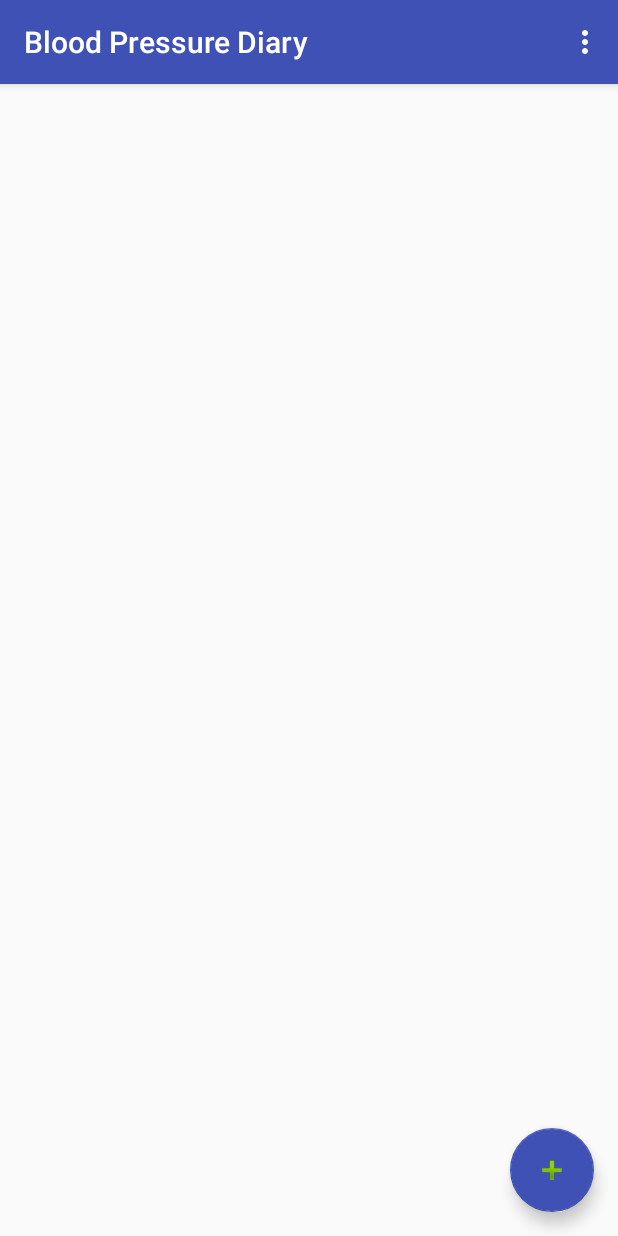
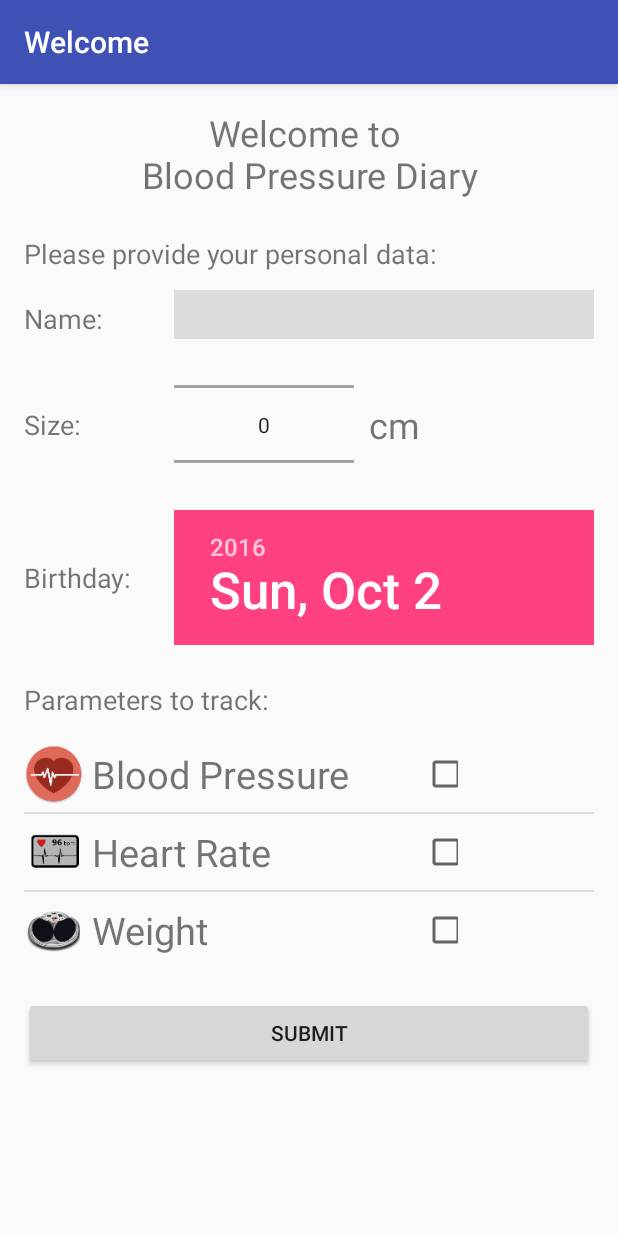
Before and after one commit to jzt-Tesla/BloodPressureDiary, an Android app: the screen it shows after launch (MainViewActivity before the commit, WelcomeScreenActivity after it), on a phone screen of 412 x 824 dp. Run offline under Robolectric (Android 15) with nearby library versions, the phone set to English and light mode, and no system bars.

Commit message:
first steps to implementing the welcome screen

```diff
--- a/app/src/main/java/de/asteromania/groehl/bloodpressurediary/database/DatabaseService.java
+++ b/app/src/main/java/de/asteromania/groehl/bloodpressurediary/database/DatabaseService.java
@@ -18,7 +18,7 @@ public final class DatabaseService {
     public DatabaseService(Context context)
     {
         dataItemDatabaseAccess = new DataItemSqLiteDatabase(context);
-        userDatabaseAccess = new UserDatabaseAccessDummyImpl();
+        userDatabaseAccess = new UserDatabaseFileImplementation(context);
     }
 
     public DataItemDatabaseAccess getDataItemDatabaseAccess()
@@ -26,7 +26,7 @@ public final class DatabaseService {
        return dataItemDatabaseAccess;
     }
 
-    public  UserDatabaseAccess getUserDataAccess()
+    public UserDatabaseAccess getUserDataAccess()
     {
         return userDatabaseAccess;
     }
--- /dev/null
+++ b/app/src/main/java/de/asteromania/groehl/bloodpressurediary/database/FileService.java
@@ -0,0 +1,52 @@
+package de.asteromania.groehl.bloodpressurediary.database;
+
+import android.content.Context;
+import android.util.Log;
+
+import java.io.BufferedReader;
+import java.io.FileOutputStream;
+import java.io.InputStreamReader;
+
+/**
+ * Created by jgroehl on 02.10.16.
+ */
+public class FileService {
+
+    private static final String TAG = "FileService";
+
+    public static String readFromFile(String filename, Context context)
+    {
+        String result = "";
+        BufferedReader reader;
+        try
+        {
+            reader = new BufferedReader(new InputStreamReader(context.openFileInput(filename)));
+            String line;
+            while((line = reader.readLine()) !=null)
+            {
+                result += line;
+            }
+            return result;
+        }
+        catch (Exception e)
+        {
+            Log.w(TAG, e.getMessage());
+            return null;
+        }
+
+    }
+
+    public static boolean writeToFile(String filename, String content, Context context)
+    {
+        FileOutputStream outputStream;
+        try {
+            outputStream = context.openFileOutput(filename, Context.MODE_PRIVATE);
+            outputStream.write(content.getBytes());
+            outputStream.close();
+            return true;
+        } catch (Exception e) {
+            Log.w(TAG, e.getMessage());
+            return false;
+        }
+    }
+}
--- a/app/src/main/java/de/asteromania/groehl/bloodpressurediary/database/UserDatabaseAccess.java
+++ b/app/src/main/java/de/asteromania/groehl/bloodpressurediary/database/UserDatabaseAccess.java
@@ -52,17 +52,7 @@ public interface UserDatabaseAccess
      */
     void setTrackedValues(List<DataItemType> trackedValues);
 
-    /**
-     *
-     * @param dataItemType
-     * @return
-     */
-    double getCurrentFloatingMean(DataItemType dataItemType);
+    String getName();
 
-    /**
-     *
-     * @param dataItemType
-     * @param floatingMean
-     */
-    void setCurrentFloatingMean(DataItemType dataItemType, double floatingMean);
+    void setName(String name);
 }
--- a/app/src/main/java/de/asteromania/groehl/bloodpressurediary/database/UserDatabaseAccessDummyImpl.java
+++ b/app/src/main/java/de/asteromania/groehl/bloodpressurediary/database/UserDatabaseAccessDummyImpl.java
@@ -57,12 +57,12 @@ public class UserDatabaseAccessDummyImpl implements UserDatabaseAccess
     }
 
     @Override
-    public double getCurrentFloatingMean(DataItemType dataItemType) {
-        return 130;
+    public String getName() {
+        return "Max Mustermann";
     }
 
     @Override
-    public void setCurrentFloatingMean(DataItemType dataItemType, double floatingMean) {
+    public void setName(String name) {
 
     }
 }
--- /dev/null
+++ b/app/src/main/java/de/asteromania/groehl/bloodpressurediary/database/UserDatabaseFileImplementation.java
@@ -0,0 +1,110 @@
+package de.asteromania.groehl.bloodpressurediary.database;
+
+import android.content.Context;
+
+import java.io.File;
+import java.util.ArrayList;
+import java.util.Date;
+import java.util.List;
+
+import de.asteromania.groehl.bloodpressurediary.domain.DataItemType;
+
+/**
+ * Created by jgroehl on 02.10.16.
+ */
+
+public class UserDatabaseFileImplementation implements UserDatabaseAccess {
+
+    private static String FILE_HEIGHT = "firstLogin";
+    private static String FILE_BIRTHDATE = "firstLogin";
+    private static String FILE_NAME = "firstLogin";
+    private static String FILE_TRACKED_VALUES = "trackedValues";
+    private static String SEPARATOR_TRACKED_VALUE = ",";
+
+    private Context context;
+
+    public UserDatabaseFileImplementation(Context context)
+    {
+        this.context = context;
+    }
+
+
+    @Override
+    public boolean dataAvailable() {
+        String result = FileService.readFromFile(FILE_TRACKED_VALUES, context);
+        return result != null;
+    }
+
+    @Override
+    public double getHeight() {
+        String result = FileService.readFromFile(FILE_HEIGHT, context);
+        if(result!=null)
+            return Double.valueOf(result);
+        else
+            return -1;
+    }
+
+    @Override
+    public void setHeight(double height) {
+        FileService.writeToFile(FILE_HEIGHT, String.valueOf(height), context);
+    }
+
+    @Override
+    public Date getBirthdate() {
+        String result = FileService.readFromFile(FILE_HEIGHT, context);
+        if(result!=null)
+            return new Date(Long.valueOf(result));
+        else
+            return new Date();
+    }
+
+    @Override
+    public void setBirthdate(Date birthdate)
+    {
+        FileService.writeToFile(FILE_BIRTHDATE, String.valueOf(birthdate.getTime()), context);
+    }
+
+    @Override
+    public List<DataItemType> getTrackedValues()
+    {
+        String result = FileService.readFromFile(FILE_TRACKED_VALUES, context);
+        if(result!=null)
+        {
+            ArrayList<DataItemType> resultList = new ArrayList<>();
+            for(String s : result.split(SEPARATOR_TRACKED_VALUE))
+            {
+                if(!s.isEmpty())
+                resultList.add(DataItemType.valueOf(s));
+            }
+            return resultList;
+        }
+        else
+            return new ArrayList<>();
+    }
+
+    @Override
+    public void setTrackedValues(List<DataItemType> trackedValues)
+    {
+        String trackedValuesFileContent = "";
+        for(DataItemType type : trackedValues)
+            trackedValuesFileContent+=type.toString()+SEPARATOR_TRACKED_VALUE;
+
+        FileService.writeToFile(FILE_TRACKED_VALUES, trackedValuesFileContent, context);
+    }
+
+    @Override
+    public String getName()
+    {
+        String result = FileService.readFromFile(FILE_HEIGHT, context);
+        if(result!=null)
+            return result;
+        else
+            return "";
+    }
+
+    @Override
+    public void setName(String name)
+    {
+        FileService.writeToFile(FILE_NAME, String.valueOf(name), context);
+    }
+}
--- /dev/null
+++ b/app/src/main/java/de/asteromania/groehl/bloodpressurediary/layout/ChoseDataTypeListAdapter.java
@@ -0,0 +1,112 @@
+package de.asteromania.groehl.bloodpressurediary.layout;
+
+import android.app.Activity;
+import android.content.Context;
+import android.util.Log;
+import android.view.LayoutInflater;
+import android.view.View;
+import android.view.ViewGroup;
+import android.widget.BaseAdapter;
+import android.widget.CheckBox;
+import android.widget.ImageView;
+import android.widget.TextView;
+
+import java.util.ArrayList;
+import java.util.List;
+
+import de.asteromania.groehl.bloodpressurediary.R;
+import de.asteromania.groehl.bloodpressurediary.domain.DataItem;
+import de.asteromania.groehl.bloodpressurediary.domain.DataItemType;
+
+/**
+ * Created by jgroehl on 18.09.16.
+ */
+public class ChoseDataTypeListAdapter extends BaseAdapter
+{
+    private static final String TAG = "DataTypeListAdapter";
+    private static LayoutInflater inflater=null;
+
+    private ArrayList<DataItemType> selectedDataItems;
+    private final int size = DataItemType.values().length - 1;
+    private Context context;
+
+    public ChoseDataTypeListAdapter(Activity context)
+    {
+
+        this.selectedDataItems = new ArrayList<>();
+
+        inflater = ( LayoutInflater )context.
+                getSystemService(Context.LAYOUT_INFLATER_SERVICE);
+
+        this.context = context;
+    }
+
+    @Override
+    public int getCount()
+    {
+        return size;
+    }
+
+    @Override
+    public DataItemType getItem(int position)
+    {
+        return DataItemType.values()[position+1];
+    }
+
+    @Override
+    public long getItemId(int position)
+    {
+        return position;
+    }
+
+    @Override
+    public View getView(final int position, final View convertView, ViewGroup parent) {
+        Log.i(TAG, "Called getView");
+        View rowView;
+        rowView = inflater.inflate(R.layout.list_layout_chose_data_types, null);
+        TextView typeName =(TextView) rowView.findViewById(R.id.textViewDataItemTypeName);
+        ImageView typeIcon = (ImageView) rowView.findViewById(R.id.imageViewTypeIconSelect);
+
+        int textId = getItem(position).getText();
+        if(position==0)
+            textId = R.string.dataTypeBloodPressure;
+
+        typeName.setText(textId);
+        typeIcon.setImageResource(getItem(position).getTypeIcon());
+
+        final CheckBox cb = (CheckBox) rowView.findViewById(R.id.checkboxTrackDataItemType);
+
+        cb.setOnClickListener(new View.OnClickListener()
+        {
+            @Override
+            public void onClick(View v)
+            {
+                updateSelectedDataItems(getItem(position), cb);
+            }
+        });
+
+        rowView.setOnClickListener(new View.OnClickListener()
+        {
+            @Override
+            public void onClick(View v)
+            {
+                cb.setChecked(!cb.isChecked());
+                updateSelectedDataItems(getItem(position), cb);
+            }
+        });
+        return rowView;
+    }
+
+    private void updateSelectedDataItems(DataItemType type, CheckBox cb) {
+        if(cb.isChecked() && !selectedDataItems.contains(type))
+            selectedDataItems.add(type);
+        else if(!cb.isChecked() && selectedDataItems.contains(type))
+            selectedDataItems.remove(type);
+    }
+
+    public List<DataItemType> getSelectedDataItems()
+    {
+        return  selectedDataItems;
+    }
+
+}
--- a/app/src/main/java/de/asteromania/groehl/bloodpressurediary/layout/DataItemListAdapter.java
+++ b/app/src/main/java/de/asteromania/groehl/bloodpressurediary/layout/DataItemListAdapter.java
@@ -60,7 +60,7 @@ public class DataItemListAdapter extends BaseAdapter
     public View getView(final int position, final View convertView, ViewGroup parent) {
         Log.i(TAG, "Called getView");
         View rowView;
-        rowView = inflater.inflate(R.layout.layout_data_item, null);
+        rowView = inflater.inflate(R.layout.list_layout_mean_data_item, null);
         TextView text =(TextView) rowView.findViewById(R.id.textViewDataItemText);
         TextView value =(TextView) rowView.findViewById(R.id.textViewDataItemValue);
         ImageView trendIcon=(ImageView) rowView.findViewById(R.id.imageViewTrend);
--- a/app/src/main/java/de/asteromania/groehl/bloodpressurediary/views/WelcomeScreenActivity.java
+++ b/app/src/main/java/de/asteromania/groehl/bloodpressurediary/views/WelcomeScreenActivity.java
@@ -2,8 +2,11 @@ package de.asteromania.groehl.bloodpressurediary.views;
 
 import android.support.v7.app.AppCompatActivity;
 import android.os.Bundle;
+import android.widget.ListView;
 
 import de.asteromania.groehl.bloodpressurediary.R;
+import de.asteromania.groehl.bloodpressurediary.layout.ChoseDataTypeListAdapter;
+import de.asteromania.groehl.bloodpressurediary.layout.DataItemListAdapter;
 
 public class WelcomeScreenActivity extends AppCompatActivity {
 
@@ -11,5 +14,13 @@ public class WelcomeScreenActivity extends AppCompatActivity {
     protected void onCreate(Bundle savedInstanceState) {
         super.onCreate(savedInstanceState);
         setContentView(R.layout.activity_welcome_screen);
+        setupView();
+    }
+
+    private void setupView() {
+        ListView lv=(ListView) findViewById(R.id.listViewChoseTrackedItems);
+        final ChoseDataTypeListAdapter listAdapter = new ChoseDataTypeListAdapter(this);
+        lv.setAdapter(listAdapter);
+
     }
 }
--- a/app/src/main/res/layout/activity_welcome_screen.xml
+++ b/app/src/main/res/layout/activity_welcome_screen.xml
@@ -7,4 +7,114 @@
     android:paddingRight="@dimen/activity_horizontal_margin"
     android:paddingTop="@dimen/activity_vertical_margin">
 
+    <LinearLayout
+        android:layout_width="match_parent"
+        android:layout_height="wrap_content"
+        android:orientation="vertical">
+
+        <TextView
+            android:layout_width="match_parent"
+            android:layout_height="wrap_content"
+            android:textSize="@dimen/largeTextSize"
+            android:gravity="center"
+            android:text="@string/welcomeText"
+            android:layout_marginBottom="24sp"/>
+
+        <TextView
+            android:layout_width="match_parent"
+            android:layout_height="wrap_content"
+            android:textSize="@dimen/normalTextSize"
+            android:text="@string/enterPersonalData"
+            android:layout_marginBottom="12sp"/>
+
+        <LinearLayout
+            android:layout_width="match_parent"
+            android:layout_height="wrap_content"
+            android:orientation="horizontal"
+            android:layout_marginBottom="12sp">
+            <TextView
+                android:layout_width="@dimen/welcomeLeftLabel"
+                android:layout_height="wrap_content"
+                android:textSize="@dimen/normalTextSize"
+                android:text="@string/name"/>
+
+            <EditText
+            android:layout_width="match_parent"
+            android:layout_height="wrap_content"
+            android:inputType="textPersonName"
+                android:background="@color/colorGray"
+                android:textSize="@dimen/largeTextSize"
+            android:ems="10"
+            android:id="@+id/editTextPersonName" />
+        </LinearLayout>
+
+        <LinearLayout
+            android:layout_width="match_parent"
+            android:layout_height="wrap_content"
+            android:orientation="horizontal"
+            android:gravity="center_vertical"
+            android:layout_marginBottom="12sp">
+            <TextView
+                android:layout_width="@dimen/welcomeLeftLabel"
+                android:layout_height="wrap_content"
+                android:textSize="@dimen/normalTextSize"
+                android:text="@string/size"/>
+
+            <NumberPicker
+                android:layout_width="120sp"
+                android:layout_height="90sp"
+                android:ems="10"
+                android:id="@+id/numberPickerCentimeters" />
+
+            <TextView
+                android:layout_width="80sp"
+                android:layout_height="wrap_content"
+                android:layout_marginLeft="10sp"
+                android:layout_marginStart="10sp"
+                android:textSize="@dimen/largeTextSize"
+                android:text="@string/unit_height"/>
+        </LinearLayout>
+
+        <LinearLayout
+            android:layout_width="match_parent"
+            android:layout_height="wrap_content"
+            android:orientation="horizontal"
+            android:gravity="center_vertical"
+            android:layout_marginBottom="24sp">
+            <TextView
+                android:layout_width="@dimen/welcomeLeftLabel"
+                android:layout_height="wrap_content"
+                android:textSize="@dimen/normalTextSize"
+                android:text="@string/birthday"/>
+
+            <DatePicker
+                android:layout_width="match_parent"
+                android:layout_height="90sp"
+                android:calendarViewShown="false"
+                android:ems="10"
+                android:id="@+id/datePickerBirthday" />
+        </LinearLayout>
+
+        <TextView
+            android:layout_width="match_parent"
+            android:layout_height="wrap_content"
+            android:textSize="@dimen/normalTextSize"
+            android:text="@string/valuesToTrack"
+
+            android:layout_marginBottom="12sp"/>
+
+        <ListView
+            android:layout_width="match_parent"
+            android:layout_height="150sp"
+            android:id="@+id/listViewChoseTrackedItems"
+            android:layout_marginBottom="24sp"/>
+
+        <Button
+            android:text="@string/action_submit"
+            android:layout_width="match_parent"
+            android:layout_height="wrap_content"
+            android:id="@+id/buttonSubmitData" />
+
+    </LinearLayout>
+
 </ScrollView>
--- /dev/null
+++ b/app/src/main/res/layout/list_layout_chose_data_types.xml
@@ -0,0 +1,36 @@
+<?xml version="1.0" encoding="utf-8"?>
+<LinearLayout xmlns:android="http://schemas.android.com/apk/res/android"
+    android:layout_width="match_parent"
+    android:layout_height="match_parent"
+    android:orientation="horizontal"
+    android:clickable="true"
+    android:paddingTop="5sp"
+    android:paddingBottom="5sp">
+
+    <ImageView
+        android:id="@+id/imageViewTypeIconSelect"
+        android:contentDescription="@string/imageViewTrend"
+        android:layout_gravity="center"
+        android:layout_width="40sp"
+        android:layout_height="40sp"
+        android:layout_marginRight="5sp"
+        android:layout_marginEnd="5sp"
+        android:src="@mipmap/ic_launcher" />
+
+    <TextView
+        android:id="@+id/textViewDataItemTypeName"
+        android:layout_gravity="center"
+        android:layout_width="220sp"
+        android:layout_height="wrap_content"
+        android:textSize="25sp"
+        android:text="@string/oops"
+        />
+
+    <CheckBox
+        android:id="@+id/checkboxTrackDataItemType"
+        android:layout_gravity="center"
+        android:layout_width="24sp"
+        android:layout_height="24sp"
+        android:checked="false"/>
+
+</LinearLayout>
--- a/app/src/main/res/values/colors.xml
+++ b/app/src/main/res/values/colors.xml
@@ -3,4 +3,5 @@
     <color name="colorPrimary">#3f51b5</color>
     <color name="colorPrimaryDark">#303f9f</color>
     <color name="colorAccent">#FF4081</color>
+    <color name="colorGray">#DDDDDD</color>
 </resources>
--- a/app/src/main/res/values/dimens.xml
+++ b/app/src/main/res/values/dimens.xml
@@ -3,4 +3,7 @@
     <dimen name="activity_horizontal_margin">16dp</dimen>
     <dimen name="activity_vertical_margin">16dp</dimen>
     <dimen name="fab_margin">16dp</dimen>
+    <dimen name="normalTextSize">18sp</dimen>
+    <dimen name="largeTextSize">24sp</dimen>
+    <dimen name="welcomeLeftLabel">100sp</dimen>
 </resources>
--- a/app/src/main/res/values/strings.xml
+++ b/app/src/main/res/values/strings.xml
@@ -12,7 +12,7 @@
     <string name="dataTypeHeartRate">Heart Rate</string>
     <string name="dataTypeWeight">Weight</string>
     <string name="activity_add_data_item">Add Measurement</string>
-    <string name="activity_welcome">Sign in</string>
+    <string name="activity_welcome">Welcome</string>
     <string name="activity_settings">Settings</string>
     <string name="activity_info">Information</string>
     <string name="activity_export">Export</string>
@@ -26,4 +26,12 @@
     <string name="unit_heartrate">bpm</string>
     <string name="unit_weight">kg</string>
     <string name="addValue">Add %s value</string>
+    <string name="action_submit">Submit</string>
+    <string name="name">Name:</string>
+    <string name="enterPersonalData">Please provide your personal data:</string>
+    <string name="unit_height">cm</string>
+    <string name="size">Size:</string>
+    <string name="valuesToTrack">Parameters to track:</string>
+    <string name="birthday">Birthday:</string>
+    <string name="welcomeText">Welcome to \nBlood Pressure Diary</string>
 </resources>
```
Also changed, not shown: app/src/main/java/de/asteromania/groehl/bloodpressurediary/database/DataItemSqLiteDatabase.java (line endings or trailing spaces), app/src/main/res/layout/list_layout_mean_data_item.xml (renamed from app/src/main/res/layout/layout_data_item.xml).
